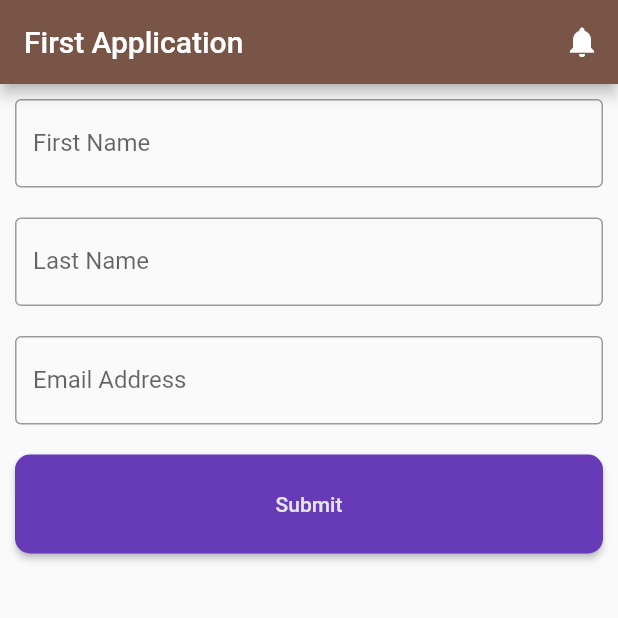
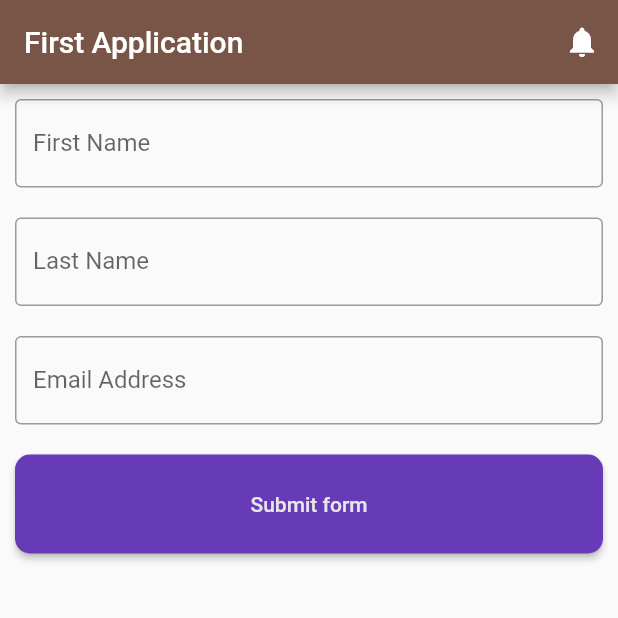
Before and after one commit to xahin96/flutter-1, a Flutter app: the screen it shows after launch, on a phone screen of 412 x 824 dp, the top half of it. Run offline on Flutter 3.47's test engine with Material 2 defaults, Android fonts, the phone set to English and light mode, and no system bars.

Commit message:
Shahriar | Dev-SimpleForm | form elements added and button name changed

```diff
--- a/lib/main.dart
+++ b/lib/main.dart
@@ -101,7 +101,7 @@ class HomeActivity extends StatelessWidget {
               padding: EdgeInsets.all(10),
               child: ElevatedButton(
                 onPressed: () {},
-                child: Text('Submit'),
+                child: Text('Submit form'),
                 style: buttonStyle,
               )),
         ],
```
